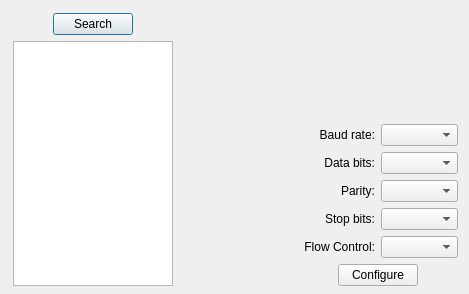
Above: portconfig.ui from juankti/plot-serial before the change. Below: the same form after it.
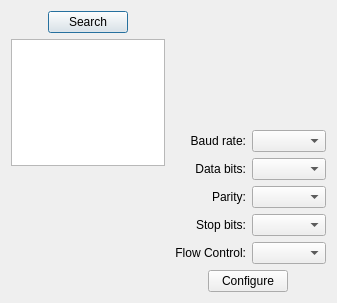
That is the form after the change.

```diff
--- a/portconfig.ui
+++ b/portconfig.ui
@@ -6,20 +6,20 @@
    <rect>
     <x>0</x>
     <y>0</y>
-    <width>469</width>
-    <height>294</height>
+    <width>337</width>
+    <height>303</height>
    </rect>
   </property>
   <property name="minimumSize">
    <size>
-    <width>469</width>
-    <height>294</height>
+    <width>337</width>
+    <height>303</height>
    </size>
   </property>
   <property name="maximumSize">
    <size>
-    <width>469</width>
-    <height>294</height>
+    <width>337</width>
+    <height>303</height>
    </size>
   </property>
   <property name="windowTitle">
@@ -28,15 +28,6 @@
   <property name="sizeGripEnabled">
    <bool>false</bool>
   </property>
-  <widget class="QWidget" name="">
-   <property name="geometry">
-    <rect>
-     <x>13</x>
-     <y>13</y>
-     <width>445</width>
-     <height>273</height>
-    </rect>
-   </property>
    <layout class="QGridLayout" name="gridLayout">
     <item row="0" column="0">
      <layout class="QVBoxLayout" name="verticalLayout_2">
@@ -102,22 +93,22 @@
         </property>
        </widget>
       </item>
+     <item>
+      <spacer name="verticalSpacer">
+       <property name="orientation">
+        <enum>Qt::Orientation::Vertical</enum>
+       </property>
+       <property name="sizeHint" stdset="0">
+        <size>
+         <width>20</width>
+         <height>78</height>
+        </size>
+       </property>
+      </spacer>
+     </item>
      </layout>
     </item>
     <item row="0" column="1">
-     <spacer name="horizontalSpacer_5">
-      <property name="orientation">
-       <enum>Qt::Orientation::Horizontal</enum>
-      </property>
-      <property name="sizeHint" stdset="0">
-       <size>
-        <width>40</width>
-        <height>20</height>
-       </size>
-      </property>
-     </spacer>
-    </item>
-    <item row="0" column="2">
      <layout class="QVBoxLayout" name="verticalLayout_4">
       <item>
        <layout class="QVBoxLayout" name="verticalLayout_3">
@@ -132,6 +123,21 @@
          </widget>
         </item>
         <item>
+        <spacer name="verticalSpacer_2">
+         <property name="orientation">
+          <enum>Qt::Orientation::Vertical</enum>
+         </property>
+         <property name="sizeHint" stdset="0">
+          <size>
+           <width>20</width>
+           <height>13</height>
+          </size>
+         </property>
+        </spacer>
+       </item>
+      </layout>
+     </item>
+     <item>
          <layout class="QVBoxLayout" name="verticalLayout">
           <item>
            <layout class="QHBoxLayout" name="horizontalLayout">
@@ -223,8 +229,6 @@
           </item>
          </layout>
         </item>
-       </layout>
-      </item>
       <item>
        <layout class="QHBoxLayout" name="horizontalLayout_7">
         <item>
@@ -265,7 +269,6 @@
      </layout>
     </item>
    </layout>
-  </widget>
  </widget>
  <resources/>
  <connections/>
```
Lines whose indentation alone changed are shown as unchanged.
